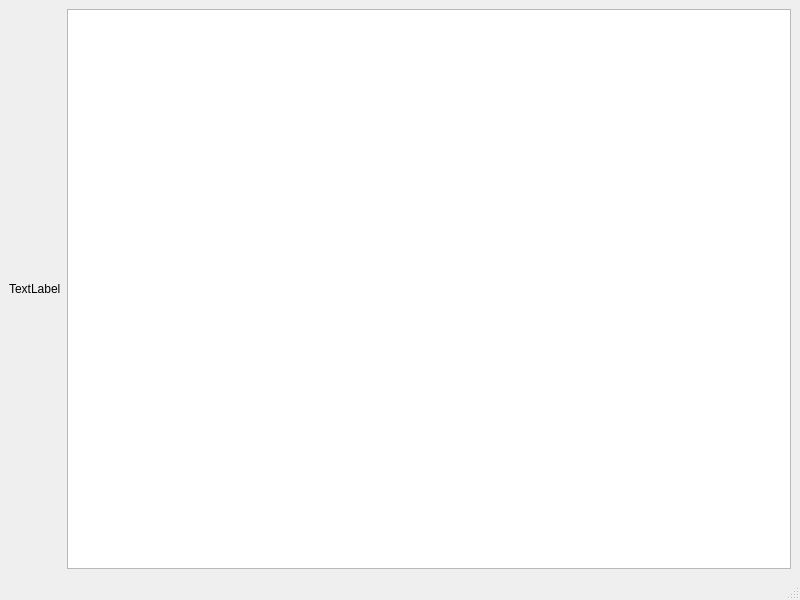
Before: the Qt Designer form dps_calculator.ui in syfoud/dps_calculator, drawn with Qt 5.
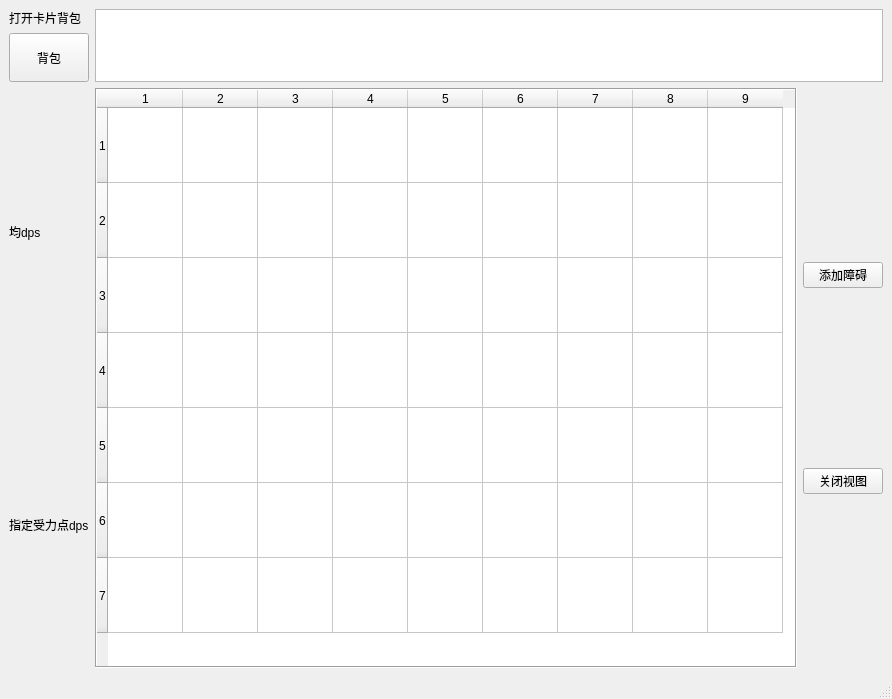
After: the same form once the commit is applied.

Commit message: 大致完善前端

```diff
--- a/dps_calculator.ui
+++ b/dps_calculator.ui
@@ -6,29 +6,280 @@
    <rect>
     <x>0</x>
     <y>0</y>
-    <width>800</width>
-    <height>600</height>
+    <width>892</width>
+    <height>699</height>
    </rect>
   </property>
   <property name="windowTitle">
    <string>dps计算器</string>
   </property>
   <widget class="QWidget" name="centralwidget">
-   <layout class="QHBoxLayout" name="horizontalLayout_2">
+   <layout class="QVBoxLayout" name="verticalLayout_4">
     <item>
-     <layout class="QHBoxLayout" name="horizontalLayout">
+     <layout class="QVBoxLayout" name="verticalLayout_2" stretch="1,8">
       <item>
-       <layout class="QGridLayout" name="gridLayout"/>
+       <layout class="QHBoxLayout" name="horizontalLayout_2" stretch="0,0">
+        <item>
+         <layout class="QVBoxLayout" name="verticalLayout_5">
+          <item>
+           <widget class="QLabel" name="label_3">
+            <property name="text">
+             <string>打开卡片背包</string>
+            </property>
+           </widget>
+          </item>
+          <item>
+           <widget class="QPushButton" name="pushButton_3">
+            <property name="sizePolicy">
+             <sizepolicy hsizetype="Fixed" vsizetype="Expanding">
+              <horstretch>0</horstretch>
+              <verstretch>0</verstretch>
+             </sizepolicy>
+            </property>
+            <property name="text">
+             <string>背包</string>
+            </property>
+           </widget>
+          </item>
+         </layout>
+        </item>
+        <item>
+         <widget class="QListWidget" name="cardlist">
+          <property name="movement">
+           <enum>QListView::Static</enum>
+          </property>
+          <property name="flow">
+           <enum>QListView::LeftToRight</enum>
+          </property>
+          <property name="isWrapping" stdset="0">
+           <bool>false</bool>
+          </property>
+          <property name="resizeMode">
+           <enum>QListView::Fixed</enum>
+          </property>
+          <property name="layoutMode">
+           <enum>QListView::SinglePass</enum>
+          </property>
+          <property name="spacing">
+           <number>1</number>
+          </property>
+          <property name="viewMode">
+           <enum>QListView::ListMode</enum>
+          </property>
+          <property name="uniformItemSizes">
+           <bool>false</bool>
+          </property>
+          <property name="batchSize">
+           <number>100</number>
+          </property>
+          <property name="selectionRectVisible">
+           <bool>true</bool>
+          </property>
+          <property name="currentRow">
+           <number>-1</number>
+          </property>
+          <property name="sortingEnabled">
+           <bool>false</bool>
+          </property>
+         </widget>
+        </item>
+       </layout>
       </item>
       <item>
-       <widget class="QLabel" name="label">
-        <property name="text">
-         <string>TextLabel</string>
-        </property>
-       </widget>
-      </item>
-      <item>
-       <widget class="QTableView" name="tableView"/>
+       <layout class="QHBoxLayout" name="horizontalLayout">
+        <item>
+         <layout class="QVBoxLayout" name="verticalLayout">
+          <item>
+           <widget class="QLabel" name="label_2">
+            <property name="text">
+             <string>均dps</string>
+            </property>
+           </widget>
+          </item>
+          <item>
+           <widget class="QLabel" name="label">
+            <property name="text">
+             <string>指定受力点dps</string>
+            </property>
+           </widget>
+          </item>
+         </layout>
+        </item>
+        <item>
+         <widget class="QTableWidget" name="battle_ground">
+          <property name="enabled">
+           <bool>true</bool>
+          </property>
+          <property name="sizePolicy">
+           <sizepolicy hsizetype="Expanding" vsizetype="Expanding">
+            <horstretch>0</horstretch>
+            <verstretch>0</verstretch>
+           </sizepolicy>
+          </property>
+          <property name="frameShape">
+           <enum>QFrame::Box</enum>
+          </property>
+          <property name="frameShadow">
+           <enum>QFrame::Sunken</enum>
+          </property>
+          <property name="lineWidth">
+           <number>1</number>
+          </property>
+          <property name="midLineWidth">
+           <number>0</number>
+          </property>
+          <property name="verticalScrollBarPolicy">
+           <enum>Qt::ScrollBarAsNeeded</enum>
+          </property>
+          <property name="autoScroll">
+           <bool>true</bool>
+          </property>
+          <property name="showDropIndicator" stdset="0">
+           <bool>true</bool>
+          </property>
+          <property name="showGrid">
+           <bool>true</bool>
+          </property>
+          <property name="gridStyle">
+           <enum>Qt::SolidLine</enum>
+          </property>
+          <property name="sortingEnabled">
+           <bool>false</bool>
+          </property>
+          <property name="wordWrap">
+           <bool>true</bool>
+          </property>
+          <property name="cornerButtonEnabled">
+           <bool>true</bool>
+          </property>
+          <attribute name="horizontalHeaderCascadingSectionResizes">
+           <bool>false</bool>
+          </attribute>
+          <attribute name="horizontalHeaderMinimumSectionSize">
+           <number>75</number>
+          </attribute>
+          <attribute name="horizontalHeaderDefaultSectionSize">
+           <number>75</number>
+          </attribute>
+          <attribute name="horizontalHeaderHighlightSections">
+           <bool>true</bool>
+          </attribute>
+          <attribute name="horizontalHeaderShowSortIndicator" stdset="0">
+           <bool>false</bool>
+          </attribute>
+          <attribute name="verticalHeaderVisible">
+           <bool>true</bool>
+          </attribute>
+          <attribute name="verticalHeaderCascadingSectionResizes">
+           <bool>false</bool>
+          </attribute>
+          <attribute name="verticalHeaderMinimumSectionSize">
+           <number>75</number>
+          </attribute>
+          <attribute name="verticalHeaderDefaultSectionSize">
+           <number>75</number>
+          </attribute>
+          <row>
+           <property name="text">
+            <string>1</string>
+           </property>
+          </row>
+          <row>
+           <property name="text">
+            <string>2</string>
+           </property>
+          </row>
+          <row>
+           <property name="text">
+            <string>3</string>
+           </property>
+          </row>
+          <row>
+           <property name="text">
+            <string>4</string>
+           </property>
+          </row>
+          <row>
+           <property name="text">
+            <string>5</string>
+           </property>
+          </row>
+          <row>
+           <property name="text">
+            <string>6</string>
+           </property>
+          </row>
+          <row>
+           <property name="text">
+            <string>7</string>
+           </property>
+          </row>
+          <column>
+           <property name="text">
+            <string>1</string>
+           </property>
+          </column>
+          <column>
+           <property name="text">
+            <string>2</string>
+           </property>
+          </column>
+          <column>
+           <property name="text">
+            <string>3</string>
+           </property>
+          </column>
+          <column>
+           <property name="text">
+            <string>4</string>
+           </property>
+          </column>
+          <column>
+           <property name="text">
+            <string>5</string>
+           </property>
+          </column>
+          <column>
+           <property name="text">
+            <string>6</string>
+           </property>
+          </column>
+          <column>
+           <property name="text">
+            <string>7</string>
+           </property>
+          </column>
+          <column>
+           <property name="text">
+            <string>8</string>
+           </property>
+          </column>
+          <column>
+           <property name="text">
+            <string>9</string>
+           </property>
+          </column>
+         </widget>
+        </item>
+        <item>
+         <layout class="QVBoxLayout" name="verticalLayout_3">
+          <item>
+           <widget class="QPushButton" name="pushButton">
+            <property name="text">
+             <string>添加障碍</string>
+            </property>
+           </widget>
+          </item>
+          <item>
+           <widget class="QPushButton" name="pushButton_2">
+            <property name="text">
+             <string>关闭视图</string>
+            </property>
+           </widget>
+          </item>
+         </layout>
+        </item>
+       </layout>
       </item>
      </layout>
     </item>
```
Left out of the diff: 2 changed lines with no effect on the pictures. The commit also changes 1 other file.
